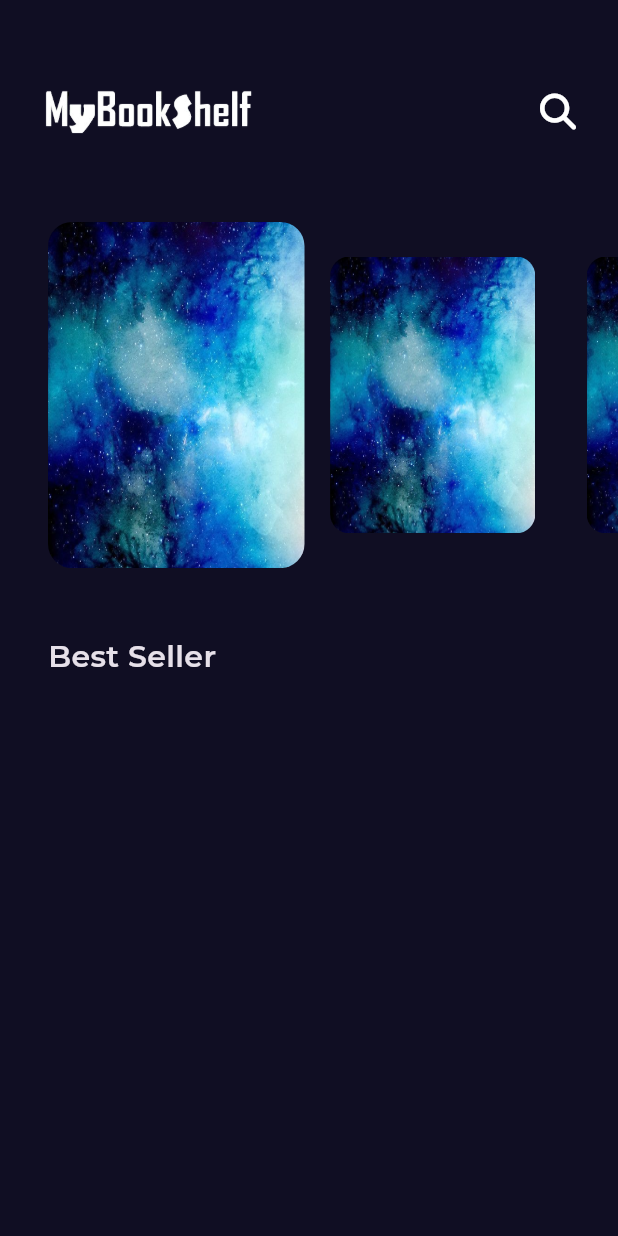
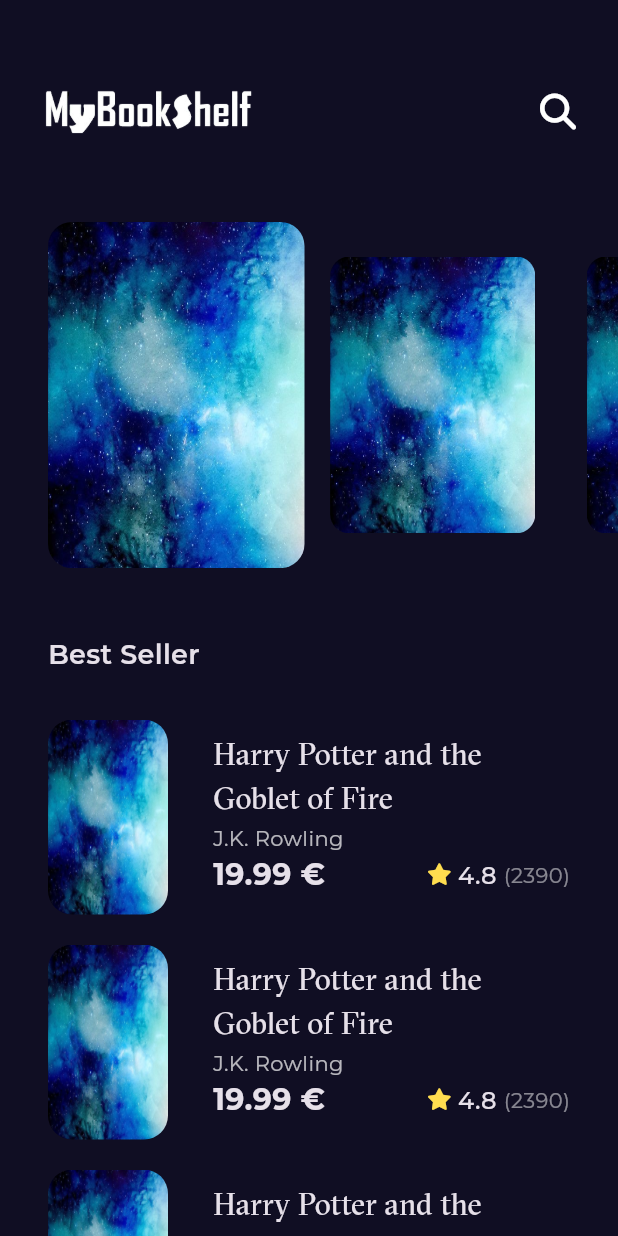
Before and after one commit to Salma-me/My_Book_Shelf, a Flutter app: the screen it shows after launch, on a phone screen of 412 x 824 dp. Run offline on Flutter 3.47's test engine with Material 3 defaults, Android fonts, the phone set to English and light mode, and no system bars; our stand-ins replace font_awesome_flutter, get, google_fonts.

Commit message:
Add Best Seller List View

```diff
--- /dev/null
+++ b/lib/Features/home/presentation/views/widgets/best_seller_item.dart
@@ -0,0 +1,89 @@
+import 'package:flutter/material.dart';
+import 'package:font_awesome_flutter/font_awesome_flutter.dart';
+import 'package:my_book_shelf/constants.dart';
+import 'package:my_book_shelf/core/utils/assets.dart';
+import 'package:my_book_shelf/core/utils/styles.dart';
+
+class BestSellerItem extends StatelessWidget {
+  const BestSellerItem({super.key});
+
+  @override
+  Widget build(BuildContext context) {
+    return Padding(
+      padding: const EdgeInsets.symmetric(horizontal: 32.0, vertical: 10),
+      child: Row(
+        mainAxisAlignment: MainAxisAlignment.spaceBetween,
+        children: [
+          Container(
+            width: 80,
+            height: 130,
+            decoration: BoxDecoration(
+              borderRadius: BorderRadius.circular(16),
+              image: DecorationImage(
+                fit: BoxFit.fill,
+                image: AssetImage(Assets.testImage),
+              ),
+            ),
+          ),
+          const SizedBox(width: 30),
+          Expanded(
+            child: Column(
+              crossAxisAlignment: CrossAxisAlignment.stretch,
+              children: [
+                Text(
+                  'Harry Potter and the Goblet of Fire',
+                  softWrap: true,
+                  maxLines: 2,
+                  overflow: TextOverflow.ellipsis,
+                  textAlign: TextAlign.left,
+                  style: Styles.textStyle20.copyWith(fontFamily: kGTSectraFine),
+                ),
+                Text(
+                  'J.K. Rowling',
+                  textAlign: TextAlign.start,
+                  style: Styles.textStyle14.copyWith(
+                    color: Colors.white.withValues(alpha: 0.7),
+                  ),
+                ),
+
+                Row(
+                  children: [
+                    Text(
+                      '19.99 €',
+                      style: Styles.textStyle20.copyWith(
+                        fontWeight: FontWeight.bold,
+                      ),
+                    ),
+                    const Spacer(),
+                    const BookRating(),
+                  ],
+                ),
+              ],
+            ),
+          ),
+        ],
+      ),
+    );
+  }
+}
+
+class BookRating extends StatelessWidget {
+  const BookRating({super.key});
+
+  @override
+  Widget build(BuildContext context) {
+    return Row(
+      children: [
+        Icon(FontAwesomeIcons.solidStar, color: Color(0xffFFDD4F), size: 14),
+        SizedBox(width: 6.3),
+        Text('4.8 ', style: Styles.textStyle16),
+        Text(
+          '(2390)',
+          style: Styles.textStyle14.copyWith(
+            color: Colors.white.withValues(alpha: 0.5),
+          ),
+        ),
+      ],
+    );
+  }
+}
--- /dev/null
+++ b/lib/Features/home/presentation/views/widgets/best_seller_list_view.dart
@@ -0,0 +1,15 @@
+import 'package:flutter/material.dart';
+import 'package:my_book_shelf/Features/home/presentation/views/widgets/best_seller_item.dart';
+
+class BestSellerListView extends StatelessWidget {
+  const BestSellerListView({super.key});
+
+  @override
+  Widget build(BuildContext context) {
+    return ListView.builder(
+      padding: EdgeInsets.zero,
+      itemCount: 5,
+      itemBuilder: (context, index) => const BestSellerItem(),
+    );
+  }
+}
--- a/lib/Features/home/presentation/views/widgets/home_view_body.dart
+++ b/lib/Features/home/presentation/views/widgets/home_view_body.dart
@@ -1,4 +1,5 @@
 import 'package:flutter/material.dart';
+import 'package:my_book_shelf/Features/home/presentation/views/widgets/best_seller_list_view.dart';
 import 'package:my_book_shelf/Features/home/presentation/views/widgets/custom_app_bar.dart';
 import 'package:my_book_shelf/Features/home/presentation/views/widgets/featured_books_h_page_view.dart';
 import 'package:my_book_shelf/core/utils/styles.dart';
@@ -14,9 +15,10 @@ class HomeViewBody extends StatelessWidget {
         const CustomAppBar(),
         const FeaturedBooksHPageView(),
         Padding(
-          padding: const EdgeInsets.only(left: 32.0, top: 45),
-          child: Text('Best Seller', style: Styles.mediumTitle),
+          padding: const EdgeInsets.only(left: 32.0, top: 45, bottom: 20),
+          child: const Text('Best Seller', style: Styles.textStyle18),
         ),
+        Expanded(child: const BestSellerListView()),
       ],
     );
   }
--- a/lib/constants.dart
+++ b/lib/constants.dart
@@ -2,3 +2,4 @@ import 'package:flutter/material.dart';
 
 const Color kPrimaryColor = Color(0xff100E23);
 const kTransitionDuration = Duration(microseconds: 250);
+const kGTSectraFine = 'GT Sectra Fine';
--- a/lib/core/utils/styles.dart
+++ b/lib/core/utils/styles.dart
@@ -1,8 +1,24 @@
 import 'package:flutter/widgets.dart';
 
 abstract class Styles {
-  static const mediumTitle = TextStyle(
+  static const textStyle30 = TextStyle(
+    fontSize: 30,
+    fontWeight: FontWeight.normal,
+  );
+  static const textStyle20 = TextStyle(
     fontSize: 20,
+    fontWeight: FontWeight.normal,
+  );
+  static const textStyle18 = TextStyle(
+    fontSize: 18,
     fontWeight: FontWeight.w600,
   );
+  static const textStyle16 = TextStyle(
+    fontSize: 16,
+    fontWeight: FontWeight.w500,
+  );
+  static const textStyle14 = TextStyle(
+    fontSize: 14,
+    fontWeight: FontWeight.normal,
+  );
 }
```
Also changed, not shown: pubspec.yaml (+4 -4 lines), assets/fonts/GT-Sectra-Fine-Regular.ttf (added).
